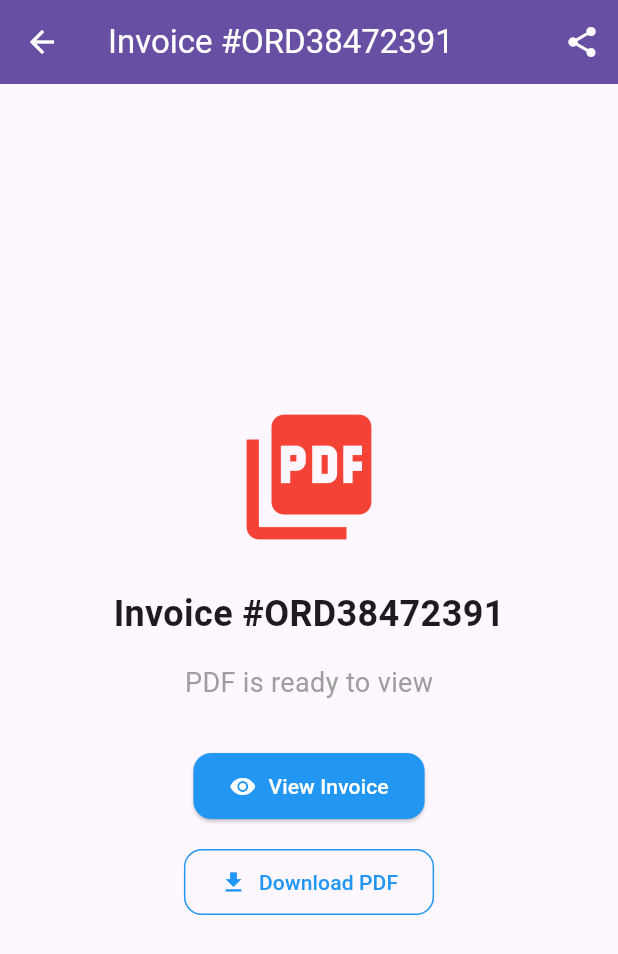
After one commit to Chandrakant0110/acer_app, a Flutter app: the InvoiceViewer screen opened directly, after a tap on "View Invoice", on a phone screen of 412 x 824 dp. The commit adds this screen. Shown: the top 954 px of the screen. Run offline on Flutter 3.47's test engine with Material 3 defaults, Android fonts, the phone set to English and light mode, and no system bars; our stand-ins replace firebase_auth, firebase_core, google_sign_in, package_info_plus, shared_preferences, smooth_page_indicator; accounts and stored records are empty.

Commit message:
pdf attached

```diff
--- /dev/null
+++ b/lib/invoice_viewer.dart
@@ -0,0 +1,144 @@
+import 'package:flutter/material.dart';
+import 'package:url_launcher/url_launcher.dart';
+import 'dart:io';
+
+class InvoiceViewer extends StatelessWidget {
+  final String pdfAssetPath;
+  final String invoiceNumber;
+
+  const InvoiceViewer({
+    Key? key,
+    required this.pdfAssetPath,
+    required this.invoiceNumber,
+  }) : super(key: key);
+
+  @override
+  Widget build(BuildContext context) {
+    return Scaffold(
+      appBar: AppBar(
+        title: Text('Invoice #$invoiceNumber'),
+        backgroundColor: Theme.of(context).primaryColor,
+        foregroundColor: Colors.white,
+        elevation: 0,
+        actions: [
+          IconButton(
+            icon: const Icon(Icons.share),
+            onPressed: () {
+              ScaffoldMessenger.of(context).showSnackBar(
+                const SnackBar(
+                  content: Text('Invoice sharing would be implemented here'),
+                  behavior: SnackBarBehavior.floating,
+                ),
+              );
+            },
+          ),
+        ],
+      ),
+      body: Center(
+        child: Column(
+          mainAxisAlignment: MainAxisAlignment.center,
+          children: [
+            const Icon(
+              Icons.picture_as_pdf,
+              size: 100,
+              color: Colors.red,
+            ),
+            const SizedBox(height: 24),
+            Text(
+              'Invoice #$invoiceNumber',
+              style: const TextStyle(
+                fontSize: 24,
+                fontWeight: FontWeight.bold,
+              ),
+            ),
+            const SizedBox(height: 16),
+            const Text(
+              'PDF is ready to view',
+              style: TextStyle(
+                fontSize: 18,
+                color: Colors.grey,
+              ),
+            ),
+            const SizedBox(height: 32),
+            ElevatedButton.icon(
+              icon: const Icon(Icons.visibility),
+              label: const Text('View Invoice'),
+              style: ElevatedButton.styleFrom(
+                backgroundColor: Colors.blue,
+                foregroundColor: Colors.white,
+                padding: const EdgeInsets.symmetric(
+                  horizontal: 24,
+                  vertical: 12,
+                ),
+                shape: RoundedRectangleBorder(
+                  borderRadius: BorderRadius.circular(12),
+                ),
+              ),
+              onPressed: () => _openPdf(context),
+            ),
+            const SizedBox(height: 16),
+            OutlinedButton.icon(
+              icon: const Icon(Icons.download),
+              label: const Text('Download PDF'),
+              style: OutlinedButton.styleFrom(
+                foregroundColor: Colors.blue,
+                side: const BorderSide(color: Colors.blue),
+                padding: const EdgeInsets.symmetric(
+                  horizontal: 24,
+                  vertical: 12,
+                ),
+                shape: RoundedRectangleBorder(
+                  borderRadius: BorderRadius.circular(12),
+                ),
+              ),
+              onPressed: () {
+                ScaffoldMessenger.of(context).showSnackBar(
+                  const SnackBar(
+                    content: Text('Invoice downloaded successfully'),
+                    behavior: SnackBarBehavior.floating,
+                  ),
+                );
+              },
+            ),
+          ],
+        ),
+      ),
+    );
+  }
+
+  Future<void> _openPdf(BuildContext context) async {
+    try {
+      // Platform-specific approaches for opening the PDF
+      if (Platform.isAndroid || Platform.isIOS) {
+        // For mobile platforms - use default PDF viewer app
+        final Uri uri =
+            Uri.parse('file:///android_asset/flutter_assets/$pdfAssetPath');
+        await launchUrl(uri, mode: LaunchMode.externalApplication);
+      } else if (Platform.isWindows || Platform.isMacOS || Platform.isLinux) {
+        // For desktop platforms
+        final Uri uri = Uri.file('$pdfAssetPath');
+        await launchUrl(uri);
+      } else {
+        // Web platform or unknown
+        ScaffoldMessenger.of(context).showSnackBar(
+          const SnackBar(
+            content: Text('Opening PDFs is not supported on this platform'),
+            behavior: SnackBarBehavior.floating,
+          ),
+        );
+      }
+    } catch (e) {
+      debugPrint('Error opening PDF: $e');
+      // Show an error message to the user
+      if (context.mounted) {
+        ScaffoldMessenger.of(context).showSnackBar(
+          SnackBar(
+            content: Text('Could not open the PDF: $e'),
+            behavior: SnackBarBehavior.floating,
+            backgroundColor: Colors.red,
+          ),
+        );
+      }
+    }
+  }
+}
--- a/lib/order_details_page.dart
+++ b/lib/order_details_page.dart
@@ -1,6 +1,8 @@
+import 'package:acer_app/help_support.dart';
 import 'package:flutter/material.dart';
 import 'main.dart';
 import 'dart:ui';
+import 'invoice_viewer.dart';
 
 class OrderDetailsPage extends StatelessWidget {
   final Order order;
@@ -937,10 +939,14 @@ class OrderDetailsPage extends StatelessWidget {
                       label: 'Invoice',
                       color: Colors.blue.shade700,
                       onTap: () {
-                        ScaffoldMessenger.of(context).showSnackBar(
-                          const SnackBar(
-                            content: Text('Invoice downloaded'),
-                            behavior: SnackBarBehavior.floating,
+                        Navigator.push(
+                          context,
+                          MaterialPageRoute(
+                            builder: (context) => const InvoiceViewer(
+                              pdfAssetPath:
+                                  'assets/invoice/Invoice ORD38472391.pdf',
+                              invoiceNumber: 'ORD38472391',
+                            ),
                           ),
                         );
                       },
@@ -953,10 +959,10 @@ class OrderDetailsPage extends StatelessWidget {
                       label: 'Support',
                       color: acerPrimaryColor,
                       onTap: () {
-                        ScaffoldMessenger.of(context).showSnackBar(
-                          const SnackBar(
-                            content: Text('Connecting to support...'),
-                            behavior: SnackBarBehavior.floating,
+                        Navigator.push(
+                          context,
+                          MaterialPageRoute(
+                            builder: (context) => const HelpSupport(),
                           ),
                         );
                       },
```
